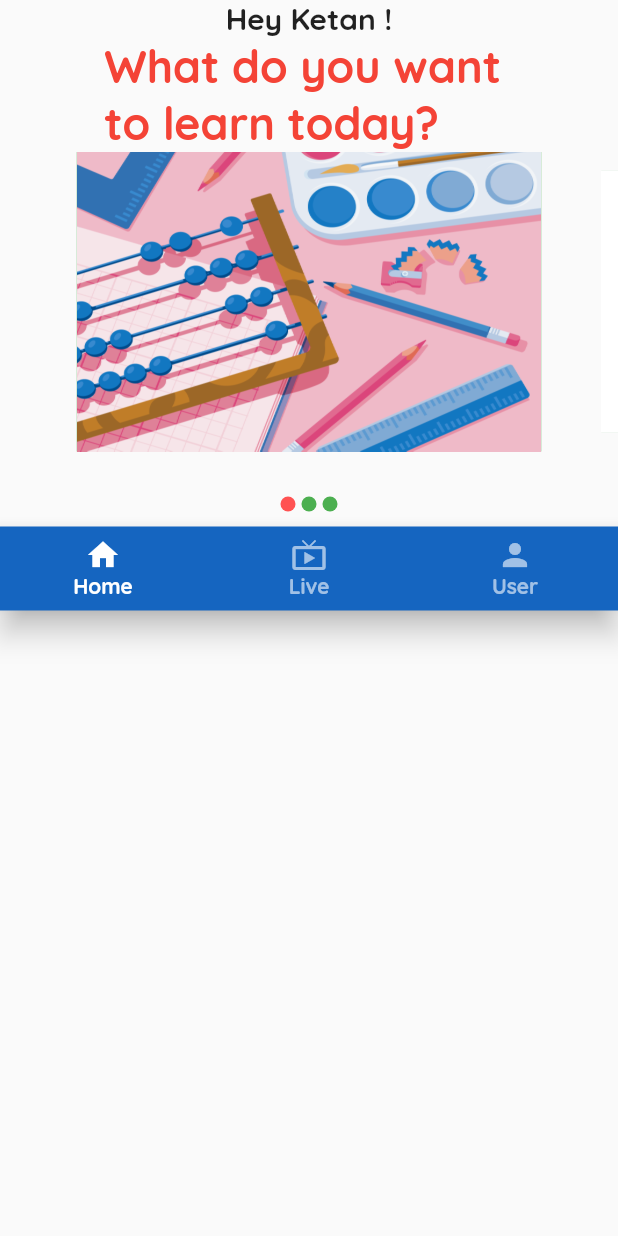
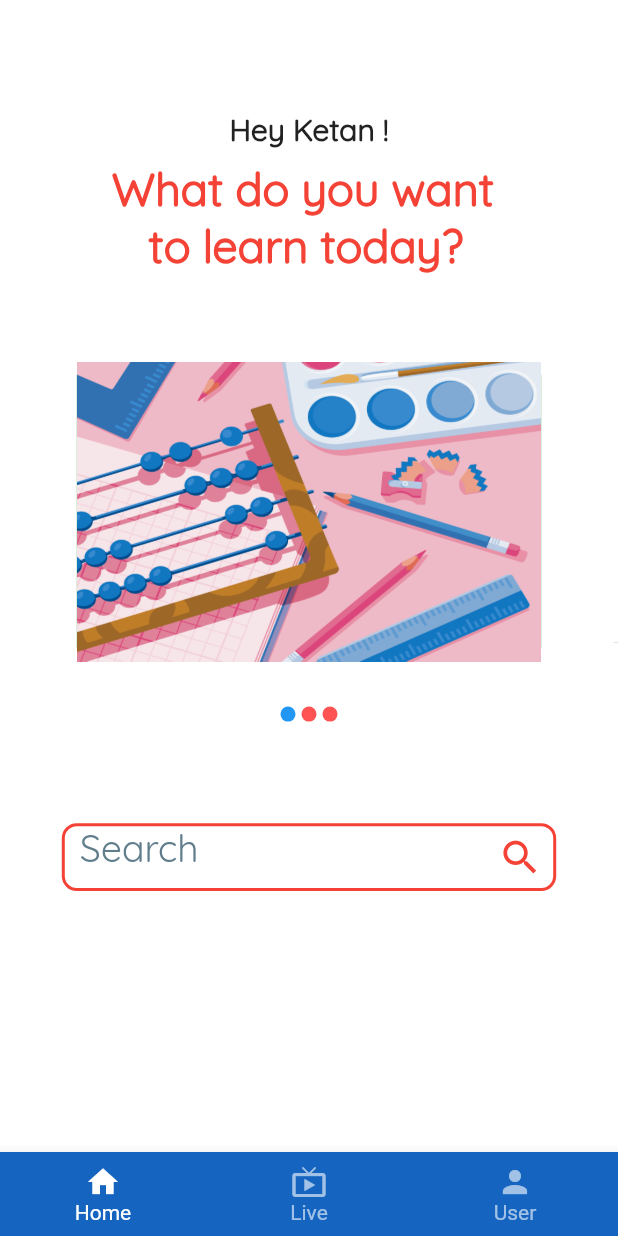
Before and after one commit to ketan-glitch/edu_app, a Flutter app: the screen it shows after launch, on a phone screen of 412 x 824 dp. Run offline on Flutter 3.47's test engine with Material 2 defaults, Android fonts, the phone set to English and light mode, and no system bars; drawn by our look-alikes of carousel_slider.

Commit message:
search widget and nav bar fixed

```diff
--- a/lib/main.dart
+++ b/lib/main.dart
@@ -2,15 +2,14 @@ import 'package:edu_app/pages/home.dart';
 import 'package:flutter/material.dart';
 
 void main() {
-  runApp(
-      MaterialApp(
+  runApp(MaterialApp(
     title: 'Flutter Demo',
+    debugShowCheckedModeBanner: false,
     theme: ThemeData(
       primarySwatch: Colors.blue,
       visualDensity: VisualDensity.adaptivePlatformDensity,
-          fontFamily: 'QuickSand'
+      // fontFamily: 'QuickSand',
     ),
     home: Home(),
-      )
-  );
+  ));
 }
--- a/lib/pages/home.dart
+++ b/lib/pages/home.dart
@@ -7,39 +7,76 @@ class Home extends StatefulWidget {
 }
 
 class _HomeState extends State<Home> {
-
   @override
   Widget build(BuildContext context) {
-    return SafeArea(
-      child: Scaffold(
-        body: Column(
+    Size size = MediaQuery.of(context).size;
+    return Scaffold(
+      backgroundColor: Colors.white,
+      body: SingleChildScrollView(
+        child: Column(
+          // mainAxisAlignment: MainAxisAlignment.end,
+          crossAxisAlignment: CrossAxisAlignment.center,
           children: <Widget>[
-            Container(
-              child: SingleChildScrollView(
-                child: Column(
-                  children: <Widget>[
-                    Text('Hey Ketan !',
+            SizedBox(height: size.height * 0.09),
+            Text(
+              'Hey Ketan !',
               style: TextStyle(
                 fontSize: 20,
+                fontWeight: FontWeight.w600,
+                fontFamily: 'QuickSand',
               ),
             ),
+            SizedBox(height: size.height * 0.01),
             Text(
-                      'What do you want \nto learn today?',
+              'What do you want \n   to learn today?',
               style: TextStyle(
                 fontSize: 30,
                 color: Colors.red,
                 fontWeight: FontWeight.bold,
+                fontFamily: 'QuickSand',
               ),
             ),
+            SizedBox(height: size.height * 0.07),
             Carousel(),
+            SizedBox(height: size.height * 0.07),
+            Container(
+              margin: EdgeInsets.only(
+                left: size.width * 0.1,
+                right: size.width * 0.1,
+              ),
+              height: size.height * 0.055,
+              decoration: BoxDecoration(
+                color: Colors.white,
+                borderRadius: BorderRadius.circular(10),
+              ),
+              child: TextField(
+                style: TextStyle(fontSize: 20),
+                decoration: InputDecoration(
+                  hintText: "Search",
+                  hintStyle: TextStyle(
+                    color: Colors.blueGrey,
+                    fontSize: 25,
+                    fontFamily: 'QuickSand',
+                  ),
+                  enabledBorder: OutlineInputBorder(
+                      borderRadius: BorderRadius.all(Radius.circular(10)),
+                      borderSide: BorderSide(width: 2, color: Colors.red)),
+                  focusedBorder: OutlineInputBorder(
+                      borderRadius: BorderRadius.all(Radius.circular(10)),
+                      borderSide: BorderSide(width: 2, color: Colors.red)),
+                  suffixIcon: Icon(
+                    Icons.search,
+                    color: Colors.red,
+                    size: 30,
+                  ),
+                ),
+              ),
+            ),
+            SizedBox(height: 100),
           ],
         ),
       ),
-            ),
-            BottomNavBar(),
-          ],
-        ),
-      ),
+      bottomNavigationBar: BottomNavBar(),
     );
   }
 }
@@ -51,17 +88,14 @@ class BottomNavBar extends StatelessWidget {
 
   @override
   Widget build(BuildContext context) {
-    return Container(
-        child: BottomNavigationBar(
+    return BottomNavigationBar(
       type: BottomNavigationBarType.fixed,
       backgroundColor: Colors.blue[800],
       selectedItemColor: Colors.white,
       unselectedItemColor: Colors.white.withOpacity(.60),
       selectedFontSize: 14,
       unselectedFontSize: 14,
-          onTap: (value) {
-
-          },
+      onTap: (value) {},
       items: [
         BottomNavigationBarItem(
           label: 'Home',
@@ -76,7 +110,6 @@ class BottomNavBar extends StatelessWidget {
           icon: Icon(Icons.person),
         ),
       ],
-        ),
     );
   }
 }
--- a/lib/widgets/carousel.dart
+++ b/lib/widgets/carousel.dart
@@ -12,9 +12,8 @@ class Carousel extends StatefulWidget {
 }
 
 class _CarouselState extends State<Carousel> {
-
   int _current = 0;
-  List imgList=[
+  List imgList = [
     'assets/images/mathbg.png',
     'assets/images/englishbg.jpg',
     'assets/images/sciencebg.jpg',
@@ -47,9 +46,9 @@ class _CarouselState extends State<Carousel> {
                 _current = index;
               });
             },
-            items: imgList.map((imgUrl){
+            items: imgList.map((imgUrl) {
               return Builder(
-                builder: (BuildContext context){
+                builder: (BuildContext context) {
                   return Stack(
                     children: [
                       Card(),
@@ -58,6 +57,7 @@ class _CarouselState extends State<Carousel> {
                         margin: EdgeInsets.symmetric(horizontal: 10),
                         decoration: BoxDecoration(
                           color: Colors.green,
+                          borderRadius: BorderRadius.circular(10),
                         ),
                         child: Image.asset(
                           imgUrl,
@@ -70,7 +70,9 @@ class _CarouselState extends State<Carousel> {
               );
             }).toList(),
           ),
-          SizedBox(height: 20,),
+          SizedBox(
+            height: 20,
+          ),
           Row(
             mainAxisAlignment: MainAxisAlignment.center,
             children: map<Widget>(imgList, (index, url) {
@@ -80,7 +82,7 @@ class _CarouselState extends State<Carousel> {
                 margin: EdgeInsets.symmetric(vertical: 10.0, horizontal: 2.0),
                 decoration: BoxDecoration(
                   shape: BoxShape.circle,
-                  color: _current == index ? Colors.redAccent : Colors.green,
+                  color: _current == index ? Colors.blue : Colors.redAccent,
                 ),
               );
             }),
```
Also changed, not shown: pubspec.yaml (+3 -14 lines), fonts/Quicksand-Bold.ttf (renamed from assets/fonts/Quicksand-Bold.ttf), fonts/Quicksand-Light.ttf (renamed from assets/fonts/Quicksand-Light.ttf), fonts/Quicksand-Medium.ttf (renamed from assets/fonts/Quicksand-Medium.ttf), fonts/Quicksand-Regular.ttf (renamed from assets/fonts/Quicksand-Regular.ttf), fonts/Quicksand-SemiBold.ttf (renamed from assets/fonts/Quicksand-SemiBold.ttf), fonts/Quicksand-VariableFont_wght.ttf (renamed from assets/fonts/Quicksand-VariableFont_wght.ttf). Lines whose indentation alone changed are shown as unchanged.
